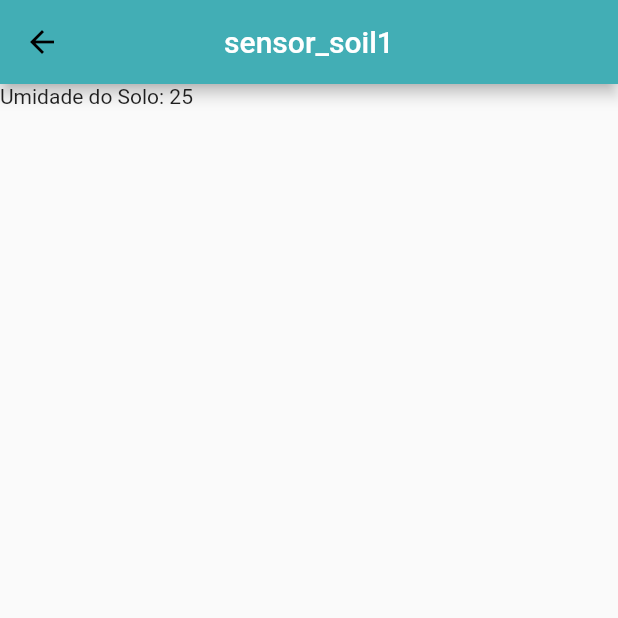
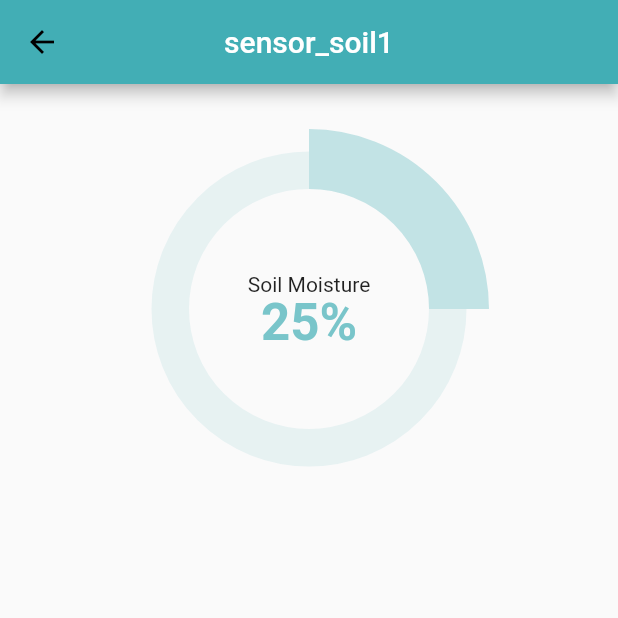
Before and after one commit to wthadeo/germinaApp, a Flutter app: the SensorsPage screen opened by its route, after a tap on "sensor_soil1", on a phone screen of 412 x 824 dp, the top half of it. Run offline on Flutter 3.47's test engine with Material 2 defaults, Android fonts, the phone set to English and light mode, and no system bars; drawn by our look-alikes of fl_chart.

Commit message:
Sensors OK

```diff
--- a/germina_app/lib/screens/sensors/sensor_information.dart
+++ b/germina_app/lib/screens/sensors/sensor_information.dart
@@ -1,4 +1,5 @@
 import 'package:flutter/material.dart';
+import 'package:fl_chart/fl_chart.dart';
 import 'package:germina_app/communicator/communicator.dart';
 import 'package:germina_app/constants.dart';
 import 'package:germina_app/models/sensors/sensor.dart';
@@ -21,32 +22,120 @@ class SensorInformation extends StatelessWidget {
         ),
         backgroundColor: primaryColor,
       ),
-      body: bodyFactory(),
+      body: bodyFactory(context),
     );
   }
 }
 
-Widget bodyFactory() {
-  if(Communicator.currentSensor.category == 'tempSensor'){
+Widget bodyFactory(dynamic context) {
+  if (Communicator.currentSensor.category == 'tempSensor') {
     TempSensor tmp = Communicator.currentSensor as TempSensor;
-    return Column(
+    return Center(
+      child: Column(
         children: [
-        Text(
-          'Temperatura Atual: ' + tmp.temperature.toString()
+          const SizedBox(
+            height: 20.0,
           ),
-        Text(
-          'Umidade do Ar Atual: ' + tmp.umidity.toString()
+          const Text(
+            'Temperatura Atual: ',
+            textAlign: TextAlign.center,
+            style: TextStyle(
+                fontSize: 20.0,
+                color: primaryColor,
+                fontWeight: FontWeight.w700),
           ),
+          SizedBox(
+              height: 200.0,
+              width: 200.0,
+              child: Stack(children: [
+                Center(
+                    child:
+                        Image.asset('lib/assets/images/sun_temperature.png')),
+                Center(
+                    child: Text(
+                  tmp.temperature.toString() + 'ºC',
+                  textAlign: TextAlign.center,
+                  style: const TextStyle(fontWeight: FontWeight.w900, fontSize: 30.0),
+                )),
+              ])),
+          const SizedBox(
+            height: 20.0,
+          ),
+          const Text(
+            'Umidade do Ar Atual: ',
+            textAlign: TextAlign.center,
+            style: TextStyle(
+                fontSize: 20.0,
+                color: primaryColor,
+                fontWeight: FontWeight.w700),
+          ),
+          SizedBox(
+              height: 200.0,
+              width: 200.0,
+              child: Stack(children: [
+                Center(
+                    child:
+                        Image.asset('lib/assets/images/umidity.png')),
+                Center(
+                    child: Padding(
+                      padding: const EdgeInsets.only(top: 100.0),
+                      child: Text(
+                  tmp.umidity.toString() + '%',
+                  textAlign: TextAlign.center,
+                  style: const TextStyle(fontWeight: FontWeight.w900, fontSize: 30.0, color: Colors.white),
+                ),
+                    )),
+              ]))
         ],
+      ),
     );
   } else {
     SoilSensor tmp = Communicator.currentSensor as SoilSensor;
-    return Column(
+    return SizedBox(
+      height: 300,
+      child: Stack(
         children: [
+          PieChart(
+            PieChartData(
+              sectionsSpace: 0,
+              centerSpaceRadius: 80,
+              startDegreeOffset: -90,
+              sections: [
+                PieChartSectionData(
+                  color:
+                      primaryColor.withOpacity(tmp.dataSoil <= 70 ? 0.3 : 0.7),
+                  value: tmp.dataSoil.toDouble(),
+                  showTitle: false,
+                  radius: 40,
+                ),
+                PieChartSectionData(
+                  color: primaryColor.withOpacity(0.1),
+                  value: (100 - tmp.dataSoil).toDouble(),
+                  showTitle: false,
+                  radius: 25,
+                ),
+              ],
+            ),
+          ),
+          Positioned.fill(
+            child: Column(
+              mainAxisAlignment: MainAxisAlignment.center,
+              children: [
+                Text("Soil Moisture"),
+                const SizedBox(height: 16.0),
                 Text(
-          'Umidade do Solo: ' + tmp.dataSoil.toString()
+                  "${tmp.dataSoil}%",
+                  style: Theme.of(context).textTheme.headline4!.copyWith(
+                        color: primaryColor.withOpacity(0.7),
+                        fontWeight: FontWeight.w600,
+                        height: 0.5,
                       ),
-      ]
+                )
+              ],
+            ),
+          ),
+        ],
+      ),
     );
-  };
   }
+}
--- a/germina_app/lib/screens/sensors/sensors.dart
+++ b/germina_app/lib/screens/sensors/sensors.dart
@@ -5,6 +5,7 @@ import 'package:germina_app/models/sensors/sensor.dart';
 import 'package:germina_app/repositories/sensors_repository.dart';
 import 'package:germina_app/screens/sensors/sensor_add.dart';
 import 'package:germina_app/screens/sensors/sensor_information.dart';
+import 'package:provider/provider.dart';
 
 class SensorsPage extends StatefulWidget {
   const SensorsPage({Key? key}) : super(key: key);
@@ -14,10 +15,13 @@ class SensorsPage extends StatefulWidget {
 }
 
 class _SensorsPageState extends State<SensorsPage> {
+  late SensorsRepository sensorsRep;
   static List<Sensor> sensors = SensorsRepository.listOfSensors;
 
   @override
   Widget build(BuildContext context) {
+    sensorsRep = Provider.of<SensorsRepository>(context);
+
     return Scaffold(
       appBar: AppBar(
         centerTitle: true,
--- a/germina_app/pubspec.yaml
+++ b/germina_app/pubspec.yaml
@@ -29,11 +29,14 @@ environment:
 dependencies:
   flutter:
     sdk: flutter
+  provider: ^5.0.0
 
 
   # The following adds the Cupertino Icons font to your application.
   # Use with the CupertinoIcons class for iOS style icons.
   cupertino_icons: ^1.0.2
+  fl_chart: ^0.36.2
+  flutter_svg: ^0.22.0
 
 dev_dependencies:
   flutter_test:
@@ -60,6 +63,8 @@ flutter:
   # To add assets to your application, add an assets section, like this:
   assets:
     - lib/assets/images/logo.png
+    - lib/assets/images/sun_temperature.png
+    - lib/assets/images/umidity.png
   #   - images/a_dot_ham.jpeg
 
   # An image asset can refer to one or more resolution-specific "variants", see
```
Also changed, not shown: germina_app/lib/main.dart (+10 -7 lines), germina_app/lib/repositories/sensors_repository.dart (+17 -1 lines), germina_app/lib/screens/sensors/sensor_add.dart (+58 -5 lines), germina_app/lib/assets/images/sun_temperature.png (added), germina_app/lib/assets/images/umidity.png (added), germina_app/pubspec.lock. Lines whose indentation alone changed are shown as unchanged.
